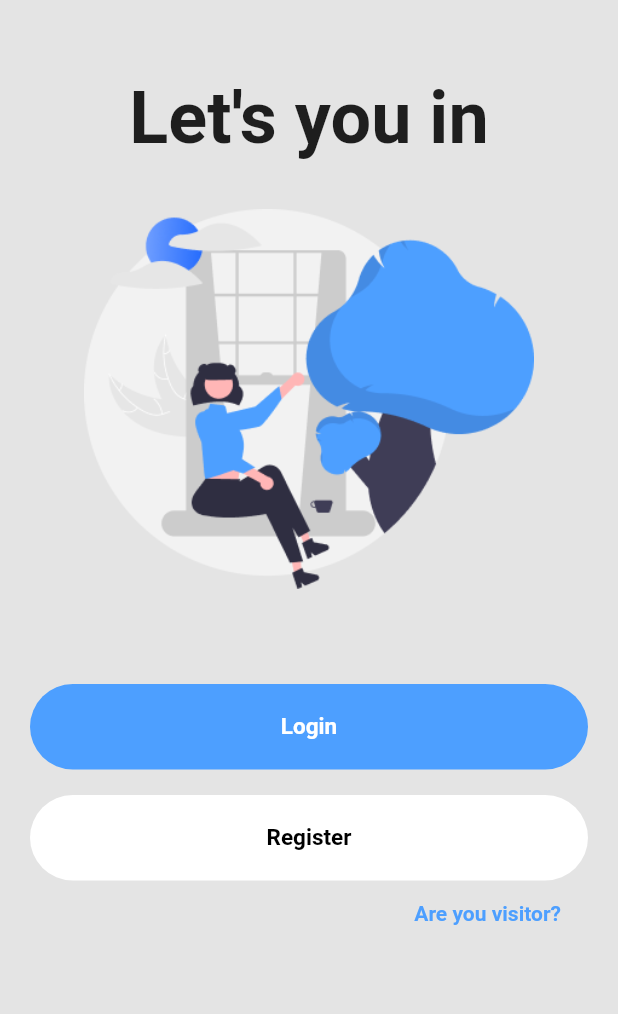
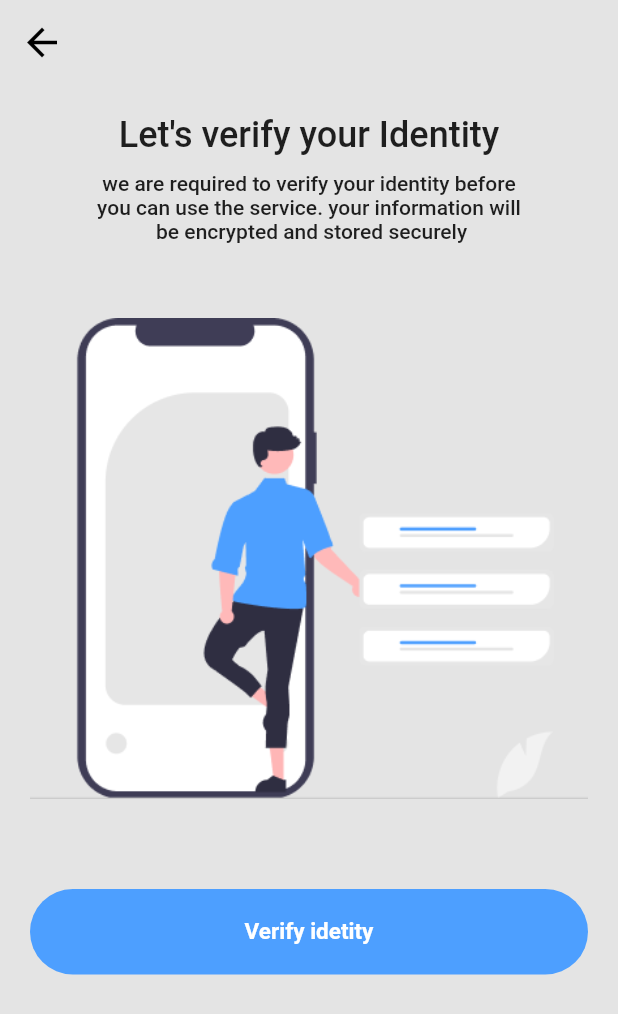
Before and after one commit to mohamedyasser951/Li-Guard-Graduation-App-, a Flutter app: the LoginOrRegister screen opened directly, after a tap on "Are you visitor?", on a phone screen of 412 x 824 dp. Shown: the top 1014 px of the screen. Run offline on Flutter 3.47's test engine with Material 2 defaults, Android fonts, the phone set to English and light mode, and no system bars; our stand-ins replace flutter_svg; missing offline and left inert: linear_step_indicator.

Commit message:
visitor1

```diff
--- a/lib/main.dart
+++ b/lib/main.dart
@@ -3,6 +3,7 @@ import 'package:asps/screens/login/login_screen.dart';
 import 'package:asps/screens/login_or_register/login_or_register.dart';
 import 'package:asps/screens/onboarding/onboarding_Screen.dart';
 import 'package:asps/screens/register/register_screen.dart';
+import 'package:asps/screens/visitor/visitor_identity/visitor1.dart';
 import 'package:asps/shared/component/constants.dart';
 import 'package:asps/shared/widgets/customizedButton.dart';
 import 'package:asps/shared/widgets/customizedTextField.dart';
@@ -26,6 +27,9 @@ class MyApp extends StatelessWidget {
       // ),
       theme: ThemeData(
         primaryColor: const Color(0xFF4D9FFF),
+        appBarTheme: const AppBarTheme(
+          iconTheme: IconThemeData(color: Colors.black)
+        ),
         backgroundColor: backgroundColor,
         textTheme:const TextTheme(
           headline3: TextStyle(
--- a/lib/screens/login_or_register/login_or_register.dart
+++ b/lib/screens/login_or_register/login_or_register.dart
@@ -1,5 +1,6 @@
 import 'package:asps/screens/login/login_screen.dart';
 import 'package:asps/screens/register/register_screen.dart';
+import 'package:asps/screens/visitor/visitor_identity/visitor1.dart';
 import 'package:asps/shared/component/component.dart';
 import 'package:asps/shared/component/constants.dart';
 import 'package:asps/shared/widgets/customizedButton.dart';
@@ -70,7 +71,9 @@ class LoginOrRegister extends StatelessWidget {
                     padding: const EdgeInsets.symmetric(
                         horizontal: 38.0, vertical: 14.0),
                     child: InkWell(
-                        onTap: () {},
+                        onTap: () {
+                          navigateTo(context, VisitorScreen1());
+                        },
                         child: const Text("Are you visitor?",
                             style: TextStyle(
                                 fontWeight: FontWeight.w600,
--- /dev/null
+++ b/lib/screens/visitor/visitor_identity/visitor1.dart
@@ -0,0 +1,80 @@
+import 'package:asps/screens/visitor/visitor_identity/visitor2.dart';
+import 'package:asps/shared/component/component.dart';
+import 'package:asps/shared/component/constants.dart';
+import 'package:asps/shared/widgets/customizedButton.dart';
+import 'package:flutter/material.dart';
+import 'package:flutter/src/widgets/container.dart';
+import 'package:flutter/src/widgets/framework.dart';
+
+class VisitorScreen1 extends StatelessWidget {
+  const VisitorScreen1({super.key});
+
+  @override
+  Widget build(BuildContext context) {
+    return Scaffold(
+      backgroundColor: Theme.of(context).backgroundColor,
+      appBar: AppBar(
+        backgroundColor: Theme.of(context).backgroundColor,
+        elevation: 0.0,
+        leading: IconButton(
+          onPressed: () {
+            Navigator.of(context).pop();
+          },
+          icon: const Icon(
+            Icons.arrow_back,
+            size: 30,
+          ),
+        ),
+      ),
+      body: SafeArea(
+        child: SingleChildScrollView(
+          child: Padding(
+            padding:
+                const EdgeInsets.symmetric(vertical: 20.0, horizontal: 20.0),
+            child: Center(
+              child: Column(
+                crossAxisAlignment: CrossAxisAlignment.start,
+                children: [
+                  Center(
+                    child: Text(
+                      "Let's verify your Identity",
+                      style: Theme.of(context)
+                          .textTheme
+                          .headline5!
+                          .copyWith(fontWeight: FontWeight.w500),
+                    ),
+                  ),
+                  const SizedBox(
+                    height: 10.0,
+                  ),
+                  Center(
+                    child: Text(
+                      "we are required to verify your identity before \nyou can use the service. your information will \n be encrypted and stored securely",
+                      textAlign: TextAlign.center,
+                      style: Theme.of(context).textTheme.bodyText1,
+                    ),
+                  ),
+                  const SizedBox(
+                    height: 50.0,
+                  ),
+                  const Image(
+                      image: AssetImage("assets/images/visitor_image.png")),
+                  const SizedBox(
+                    height: 60.0,
+                  ),
+                  CustomizedButton(
+                      buttonText: "Verify idetity",
+                      buttonColor: primaryColor,
+                      textColor: Colors.white,
+                      onPressed: () {
+                        navigateTo(context, VisitorScreen2());
+                      })
+                ],
+              ),
+            ),
+          ),
+        ),
+      ),
+    );
+  }
+}
```
Also changed, not shown: lib/screens/visitor/visitor_identity/visitor2.dart (added, +114 -0 lines), assets/images/visitor_image.png (added).
